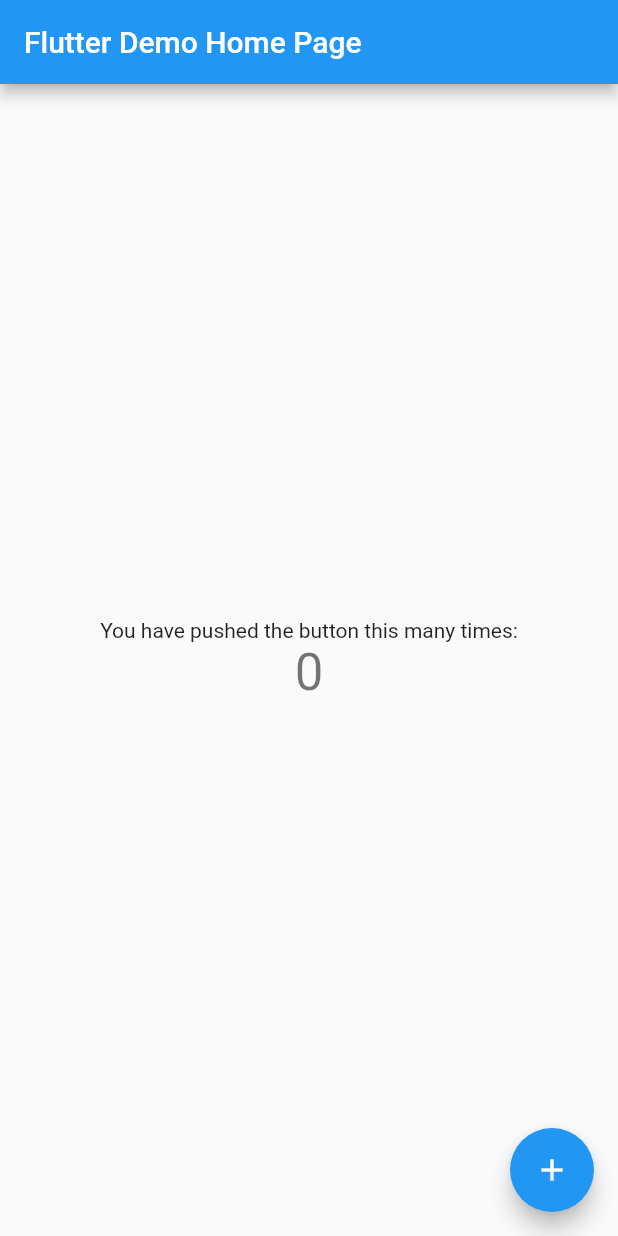
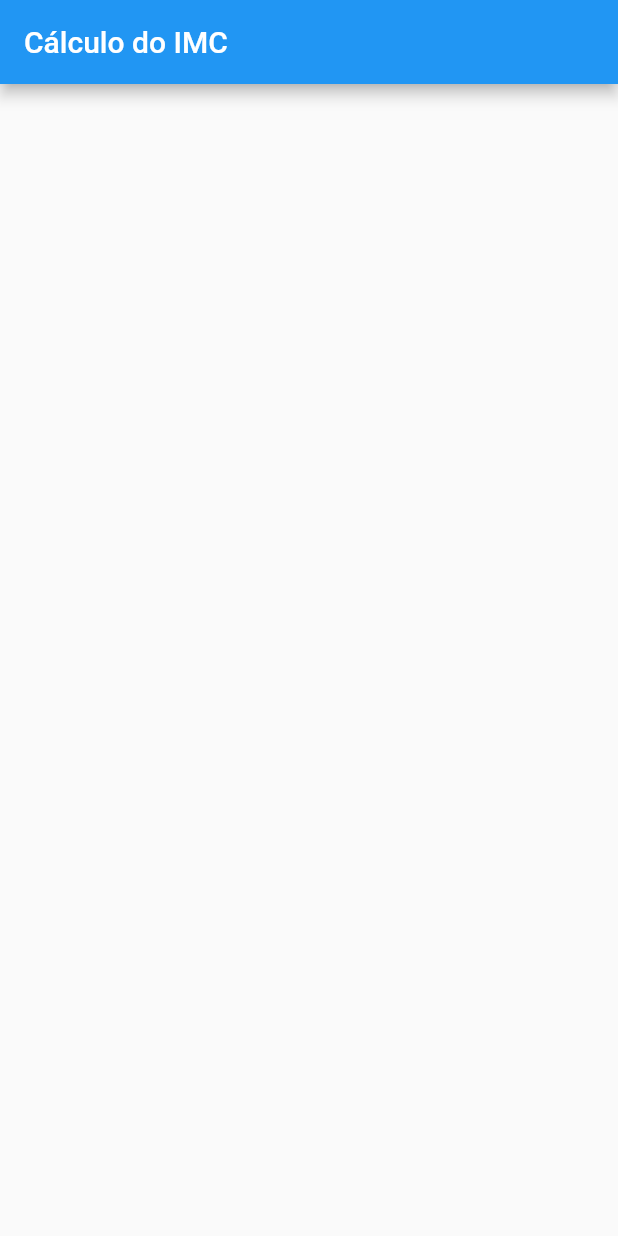
Before and after one commit to rodrigosrosa89/rod_imc, a Flutter app: the screen it shows after launch, on a phone screen of 412 x 824 dp. Run offline on Flutter 3.47's test engine with Material 2 defaults, Android fonts, the phone set to English and light mode, and no system bars.

Commit message:
Inicio do aplicativo de IMC

```diff
--- /dev/null
+++ b/lib/imc.dart
@@ -0,0 +1,17 @@
+import 'package:flutter/material.dart';
+
+class Imc extends StatefulWidget {
+  @override
+  _ImcState createState() => _ImcState();
+}
+
+class _ImcState extends State<Imc> {
+  @override
+  Widget build(BuildContext context) {
+    return Scaffold(
+      appBar: AppBar(
+        title: Text("Cálculo do IMC"),
+      ),
+    );
+  }
+}
--- a/lib/main.dart
+++ b/lib/main.dart
@@ -1,117 +1,8 @@
 import 'package:flutter/material.dart';
+import 'package:rod_imc/imc.dart';
 
 void main() {
-  runApp(MyApp());
+  runApp(MaterialApp(
+    home: Imc(),
+  ));
 }
-
-class MyApp extends StatelessWidget {
-  // This widget is the root of your application.
-  @override
-  Widget build(BuildContext context) {
-    return MaterialApp(
-      title: 'Flutter Demo',
-      theme: ThemeData(
-        // This is the theme of your application.
-        //
-        // Try running your application with "flutter run". You'll see the
-        // application has a blue toolbar. Then, without quitting the app, try
-        // changing the primarySwatch below to Colors.green and then invoke
-        // "hot reload" (press "r" in the console where you ran "flutter run",
-        // or simply save your changes to "hot reload" in a Flutter IDE).
-        // Notice that the counter didn't reset back to zero; the application
-        // is not restarted.
-        primarySwatch: Colors.blue,
-        // This makes the visual density adapt to the platform that you run
-        // the app on. For desktop platforms, the controls will be smaller and
-        // closer together (more dense) than on mobile platforms.
-        visualDensity: VisualDensity.adaptivePlatformDensity,
-      ),
-      home: MyHomePage(title: 'Flutter Demo Home Page'),
-    );
-  }
-}
-
-class MyHomePage extends StatefulWidget {
-  MyHomePage({Key key, this.title}) : super(key: key);
-
-  // This widget is the home page of your application. It is stateful, meaning
-  // that it has a State object (defined below) that contains fields that affect
-  // how it looks.
-
-  // This class is the configuration for the state. It holds the values (in this
-  // case the title) provided by the parent (in this case the App widget) and
-  // used by the build method of the State. Fields in a Widget subclass are
-  // always marked "final".
-
-  final String title;
-
-  @override
-  _MyHomePageState createState() => _MyHomePageState();
-}
-
-class _MyHomePageState extends State<MyHomePage> {
-  int _counter = 0;
-
-  void _incrementCounter() {
-    setState(() {
-      // This call to setState tells the Flutter framework that something has
-      // changed in this State, which causes it to rerun the build method below
-      // so that the display can reflect the updated values. If we changed
-      // _counter without calling setState(), then the build method would not be
-      // called again, and so nothing would appear to happen.
-      _counter++;
-    });
-  }
-
-  @override
-  Widget build(BuildContext context) {
-    // This method is rerun every time setState is called, for instance as done
-    // by the _incrementCounter method above.
-    //
-    // The Flutter framework has been optimized to make rerunning build methods
-    // fast, so that you can just rebuild anything that needs updating rather
-    // than having to individually change instances of widgets.
-    return Scaffold(
-      appBar: AppBar(
-        // Here we take the value from the MyHomePage object that was created by
-        // the App.build method, and use it to set our appbar title.
-        title: Text(widget.title),
-      ),
-      body: Center(
-        // Center is a layout widget. It takes a single child and positions it
-        // in the middle of the parent.
-        child: Column(
-          // Column is also a layout widget. It takes a list of children and
-          // arranges them vertically. By default, it sizes itself to fit its
-          // children horizontally, and tries to be as tall as its parent.
-          //
-          // Invoke "debug painting" (press "p" in the console, choose the
-          // "Toggle Debug Paint" action from the Flutter Inspector in Android
-          // Studio, or the "Toggle Debug Paint" command in Visual Studio Code)
-          // to see the wireframe for each widget.
-          //
-          // Column has various properties to control how it sizes itself and
-          // how it positions its children. Here we use mainAxisAlignment to
-          // center the children vertically; the main axis here is the vertical
-          // axis because Columns are vertical (the cross axis would be
-          // horizontal).
-          mainAxisAlignment: MainAxisAlignment.center,
-          children: <Widget>[
-            Text(
-              'You have pushed the button this many times:',
-            ),
-            Text(
-              '$_counter',
-              style: Theme.of(context).textTheme.headline4,
-            ),
-          ],
-        ),
-      ),
-      floatingActionButton: FloatingActionButton(
-        onPressed: _incrementCounter,
-        tooltip: 'Increment',
-        child: Icon(Icons.add),
-      ), // This trailing comma makes auto-formatting nicer for build methods.
-    );
-  }
-}
```
Also changed, not shown: 2 other files.
